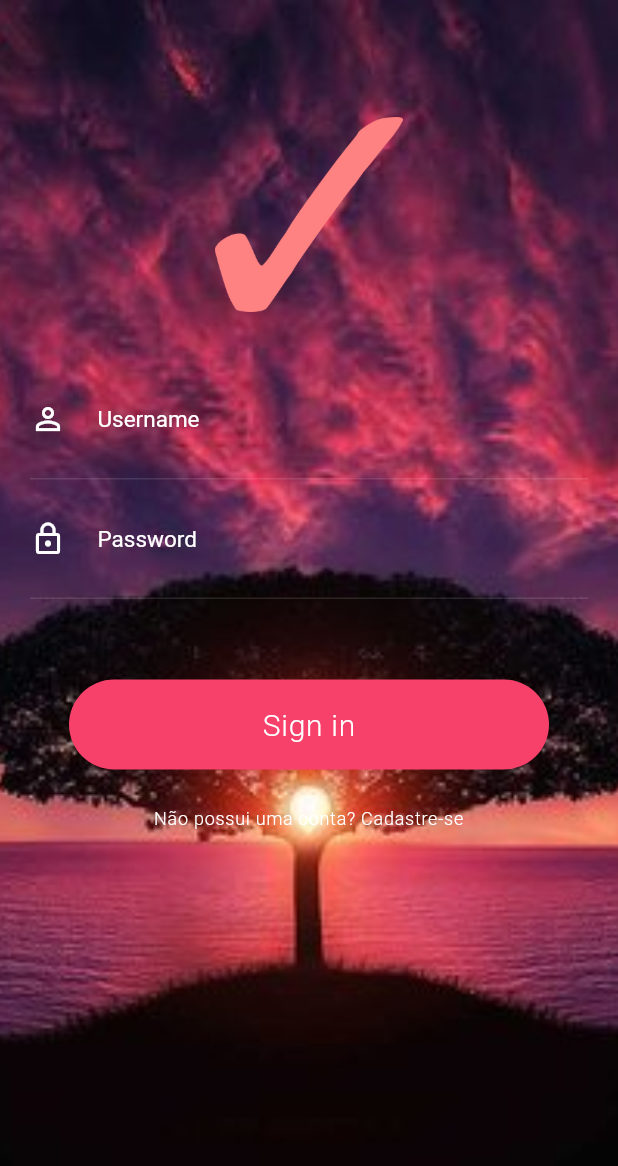
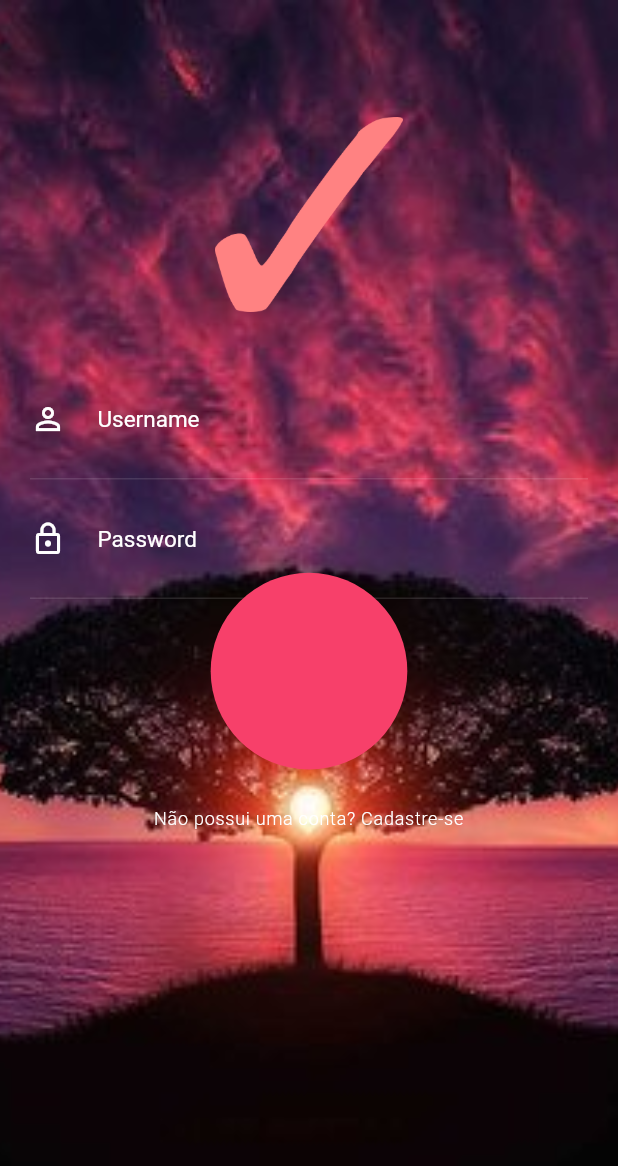
Before and after one commit to sslabs/flutter_beautiful_login, a Flutter app: the LoginScreen screen opened directly, after a tap on "Sign in", on a phone screen of 412 x 824 dp. Shown: the top 1166 px of the screen. Run offline on Flutter 3.47's test engine with Material 2 defaults, Android fonts, the light colour scheme and no system bars.

Commit message:
Start home screen design

```diff
--- a/lib/main.dart
+++ b/lib/main.dart
@@ -1,3 +1,4 @@
+import 'package:beautiful_login/screens/home/home_screen.dart';
 import 'package:beautiful_login/screens/login/login_screen.dart';
 import 'package:flutter/material.dart';
 
@@ -11,7 +12,7 @@ class MyApp extends StatelessWidget {
     return MaterialApp(
       title: 'Animations',
       debugShowCheckedModeBanner: false,
-      home: LoginScreen()
+      home: HomeScreen()
     );
   }
 }
--- /dev/null
+++ b/lib/screens/home/widgets/stagger_animation.dart
@@ -0,0 +1,28 @@
+import 'package:flutter/material.dart';
+
+import 'home_top.dart';
+
+class StaggerAnimation extends StatelessWidget {
+  final AnimationController controller;
+
+  final Animation<double> containerGrow;
+
+  StaggerAnimation({@required this.controller})
+      : containerGrow = CurvedAnimation(parent: controller, curve: Curves.ease);
+
+  Widget _buildAnimation(BuildContext context, Widget child) {
+    return ListView(
+      padding: EdgeInsets.zero,
+      children: [HomeTop(containerGrow: containerGrow)],
+    );
+  }
+
+  @override
+  Widget build(BuildContext context) {
+    return Scaffold(
+      body: Container(
+        child: AnimatedBuilder(animation: controller, builder: _buildAnimation),
+      ),
+    );
+  }
+}
--- a/lib/screens/login/login_screen.dart
+++ b/lib/screens/login/login_screen.dart
@@ -2,6 +2,7 @@ import 'package:beautiful_login/screens/login/widgets/form_container.dart';
 import 'package:beautiful_login/screens/login/widgets/sign_up_button.dart';
 import 'package:beautiful_login/screens/login/widgets/stagger_animation.dart';
 import 'package:flutter/material.dart';
+import 'package:flutter/scheduler.dart' show timeDilation;
 
 class LoginScreen extends StatefulWidget {
   @override
@@ -33,6 +34,8 @@ class _LoginScreenState extends State<LoginScreen>
 
   @override
   Widget build(BuildContext context) {
+    timeDilation = 1;
+
     return Scaffold(
       body: Container(
         decoration: BoxDecoration(
--- a/lib/screens/login/widgets/stagger_animation.dart
+++ b/lib/screens/login/widgets/stagger_animation.dart
@@ -1,36 +1,63 @@
 import 'package:flutter/material.dart';
 
 class StaggerAnimation extends StatelessWidget {
-
   final AnimationController controller;
 
-  StaggerAnimation({this.controller});
+  final Animation<double> buttonSqueeze;
+  final Animation<double> buttonZoomOut;
+
+  StaggerAnimation({this.controller})
+      : this.buttonSqueeze = Tween(begin: 320.0, end: 60.0).animate(
+            CurvedAnimation(parent: controller, curve: Interval(0.0, 0.150))),
+        this.buttonZoomOut = Tween(begin: 60.0, end: 1000.0).animate(
+            CurvedAnimation(
+                parent: controller,
+                curve: Interval(0.5, 1, curve: Curves.bounceOut)));
 
   Widget _buildAnimation(BuildContext context, Widget child) {
     return Padding(
       padding: EdgeInsets.only(bottom: 40),
       child: InkWell(
-        onTap: () {},
-        child: Container(
-          width: 320,
+        onTap: () {
+          controller.forward();
+        },
+        child: buttonZoomOut.value <= 60
+            ? Container(
+                width: buttonSqueeze.value,
                 height: 60,
                 alignment: Alignment.center,
                 decoration: BoxDecoration(
                     color: Color.fromRGBO(247, 64, 106, 1.0),
-            borderRadius: BorderRadius.all(Radius.circular(30.0))
+                    borderRadius: BorderRadius.all(Radius.circular(30.0))),
+                child: _buildInside(context),
+              )
+            : Container(
+                width: buttonZoomOut.value,
+                height: buttonZoomOut.value,
+                decoration: BoxDecoration(
+                    color: Color.fromRGBO(247, 64, 106, 1.0),
+                    shape: buttonZoomOut.value < 500
+                        ? BoxShape.circle
+                        : BoxShape.rectangle)),
       ),
-          child: Text(
+    );
+  }
+
+  Widget _buildInside(BuildContext context) {
+    if (buttonSqueeze.value > 75) {
+      return Text(
         'Sign in',
         style: TextStyle(
             color: Colors.white,
             fontSize: 20,
             fontWeight: FontWeight.w300,
-              letterSpacing: 0.5
-            ),
-          ),
-        ),
-      ),
+            letterSpacing: 0.5),
       );
+    } else {
+      return CircularProgressIndicator(
+        valueColor: AlwaysStoppedAnimation<Color>(Colors.white),
+      );
+    }
   }
 
   @override
```
Also changed, not shown: lib/screens/home/home_screen.dart (added, +35 -0 lines), lib/screens/home/widgets/home_top.dart (added, +61 -0 lines), 1 other file. Lines whose indentation alone changed are shown as unchanged.
